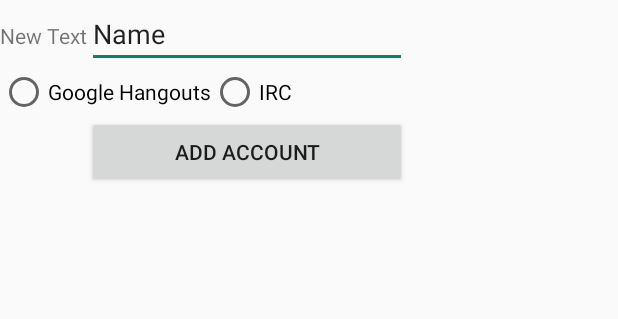
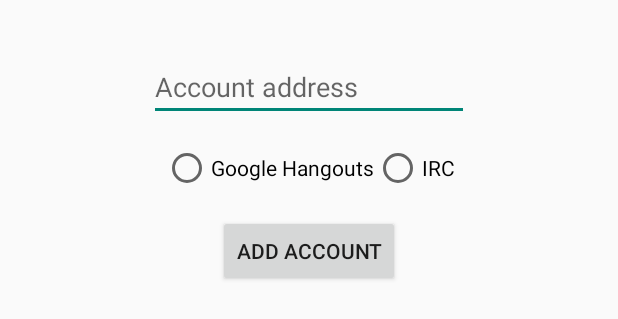
Before and after one commit to Glazastik/OOM, an Android app: the layout fragment_addaccount.xml on its own in the app's theme, with its tools: preview values and no code run, on a phone screen of 412 x 824 dp. Shown: the top 319 px of the screen. Run offline under Robolectric (Android 15) with nearby library versions, the phone set to English and light mode, and no system bars.

Commit message:
Made add account dialog

```diff
--- a/Android/OOM/app/src/main/res/layout/fragment_addacount.xml
+++ b/Android/OOM/app/src/main/res/layout/fragment_addaccount.xml
@@ -1,40 +1,44 @@
 <?xml version="1.0" encoding="utf-8"?>
 <LinearLayout xmlns:android="http://schemas.android.com/apk/res/android"
     android:orientation="vertical" android:layout_width="match_parent"
-    android:layout_height="match_parent">
+    android:layout_height="match_parent"
+    android:padding="20dp"
+    android:weightSum="1">
 
     <TableLayout
-        android:layout_width="fill_parent"
-        android:layout_height="fill_parent">
+        android:layout_width="wrap_content"
+        android:layout_height="fill_parent"
+        android:layout_weight="0.10"
+        android:layout_gravity="center_horizontal">
 
         <TableRow
             android:layout_width="fill_parent"
-            android:layout_height="fill_parent">
-
-            <TextView
-                android:layout_width="wrap_content"
-                android:layout_height="wrap_content"
-                android:text="New Text"
-                android:id="@+id/textView2" />
+            android:layout_height="fill_parent"
+            android:layout_gravity="center_horizontal"
+            android:paddingTop="15dp">
 
             <EditText
                 android:layout_width="wrap_content"
                 android:layout_height="wrap_content"
                 android:inputType="textPersonName"
-                android:text="Name"
+                android:text=""
+                android:hint="Account address"
                 android:ems="10"
-                android:id="@+id/editText" />
+                android:id="@+id/editText"
+                android:layout_gravity="center_horizontal"/>
         </TableRow>
 
         <TableRow
             android:layout_width="fill_parent"
-            android:layout_height="fill_parent">
+            android:layout_height="fill_parent"
+            android:paddingTop="15dp">
 
             <RadioGroup
                 android:layout_width="fill_parent"
                 android:layout_height="fill_parent"
                 android:orientation="horizontal"
-                android:layout_span="2">
+                android:layout_span="2"
+                android:layout_gravity="center_horizontal">
 
                 <RadioButton
                     android:layout_width="wrap_content"
@@ -52,14 +56,17 @@
 
         <TableRow
             android:layout_width="fill_parent"
-            android:layout_height="fill_parent">
+            android:layout_height="fill_parent"
+            android:paddingTop="15dp">
 
             <Button
                 android:layout_width="wrap_content"
                 android:layout_height="wrap_content"
                 android:text="@string/edit_add"
                 android:id="@+id/button2"
-                android:layout_column="1" />
+                android:layout_column="0"
+                android:layout_span="2"
+                android:layout_gravity="center_horizontal" />
         </TableRow>
     </TableLayout>
 </LinearLayout>
--- a/Android/OOM/app/src/main/res/layout/fragment_editperson.xml
+++ b/Android/OOM/app/src/main/res/layout/fragment_editperson.xml
@@ -76,7 +76,7 @@
         android:layout_width="wrap_content"
         android:layout_height="wrap_content"
         android:text="@string/edit_add"
-        android:id="@+id/button"
+        android:id="@+id/edit_add_button"
         android:layout_gravity="center_horizontal" />
 
 </LinearLayout>
```
Also changed, not shown: Android/OOM/app/src/main/java/se/chalmers/oomproject/oom/AccountAddFragment.java (added, +36 -0 lines), Android/OOM/app/src/main/java/se/chalmers/oomproject/oom/PersonEditFragment.java (+12 -2 lines).
